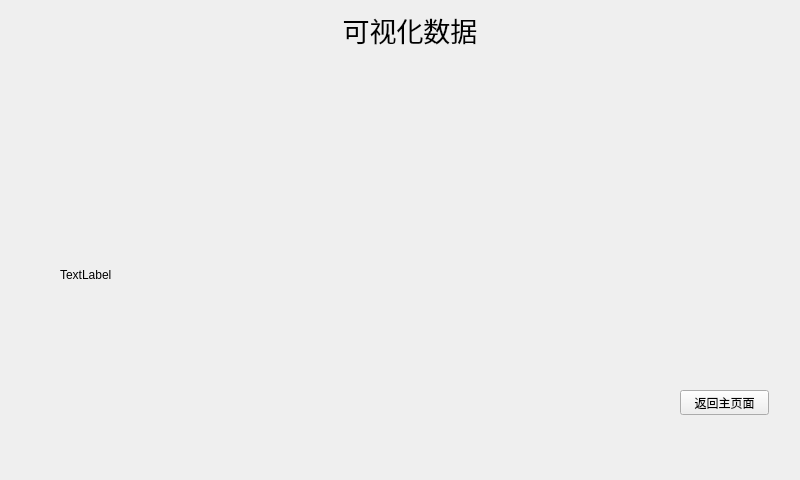
Before: the Qt Designer form visualizer.ui in gbn666/GeoProspector, drawn with Qt 5.
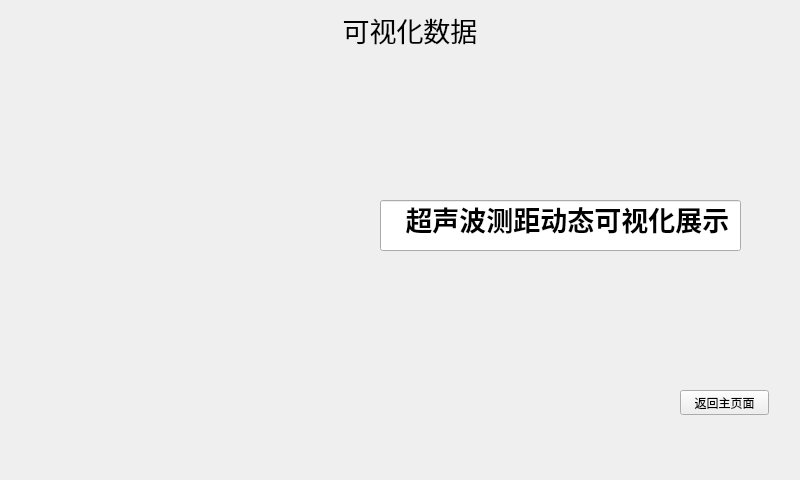
After: the same form once the commit is applied. Icons and pictures are not drawn.

Diff of the .ui file:
```diff
--- a/visualizer.ui
+++ b/visualizer.ui
@@ -67,14 +67,37 @@
   <widget class="QLabel" name="label_2">
    <property name="geometry">
     <rect>
-     <x>60</x>
-     <y>150</y>
-     <width>250</width>
-     <height>250</height>
+     <x>50</x>
+     <y>90</y>
+     <width>300</width>
+     <height>300</height>
     </rect>
    </property>
    <property name="text">
-    <string>TextLabel</string>
+    <string/>
+   </property>
+   <property name="pixmap">
+    <pixmap resource="images.qrc">:/桌面/2025-06-22 09-52-31屏幕截图.png</pixmap>
+   </property>
+  </widget>
+  <widget class="QLineEdit" name="lineEdit">
+   <property name="geometry">
+    <rect>
+     <x>380</x>
+     <y>200</y>
+     <width>361</width>
+     <height>51</height>
+    </rect>
+   </property>
+   <property name="font">
+    <font>
+     <pointsize>20</pointsize>
+     <weight>75</weight>
+     <bold>true</bold>
+    </font>
+   </property>
+   <property name="text">
+    <string>   超声波测距动态可视化展示</string>
    </property>
   </widget>
  </widget>
```
